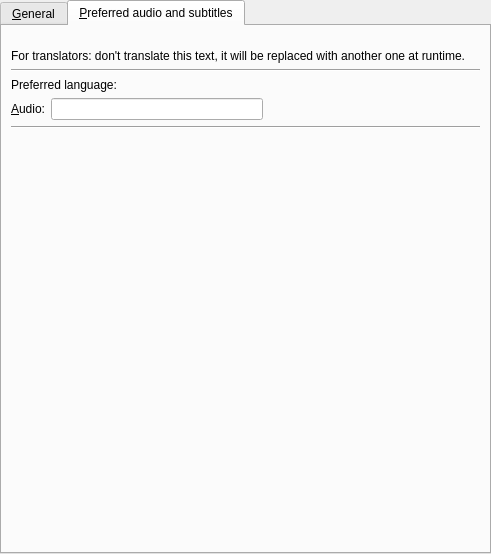
Above: src/gui/pref/general.ui from wilbert2000/wzplayer before the change. Below: the same form after it.
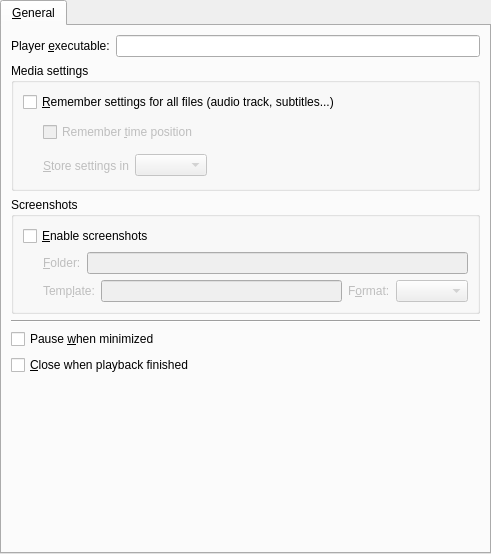
That is the form after the change. The open tabs and pages were chosen to show the change. Custom widgets are drawn as their Qt base class.

Commit message: Moved preferred audio language from general to audio section

```diff
--- a/src/gui/pref/general.ui
+++ b/src/gui/pref/general.ui
@@ -294,112 +294,6 @@
        </item>
       </layout>
      </widget>
-     <widget class="QWidget" name="preferred_tab">
-      <attribute name="title">
-       <string>&amp;Preferred audio and subtitles</string>
-      </attribute>
-      <layout class="QVBoxLayout">
-       <property name="spacing">
-        <number>6</number>
-       </property>
-       <property name="margin">
-        <number>9</number>
-       </property>
-       <item>
-        <widget class="QLabel" name="preferred_desc">
-         <property name="text">
-          <string notr="true">&lt;Here it goes an explanation text&gt;
-For translators: don't translate this text, it will be replaced with another one at runtime.</string>
-         </property>
-         <property name="wordWrap">
-          <bool>true</bool>
-         </property>
-        </widget>
-       </item>
-       <item>
-        <widget class="Line" name="line">
-         <property name="sizePolicy">
-          <sizepolicy hsizetype="Expanding" vsizetype="Fixed">
-           <horstretch>0</horstretch>
-           <verstretch>0</verstretch>
-          </sizepolicy>
-         </property>
-         <property name="orientation">
-          <enum>Qt::Horizontal</enum>
-         </property>
-        </widget>
-       </item>
-       <item>
-        <layout class="QGridLayout">
-         <property name="margin">
-          <number>0</number>
-         </property>
-         <property name="spacing">
-          <number>6</number>
-         </property>
-         <item row="1" column="2">
-          <spacer>
-           <property name="orientation">
-            <enum>Qt::Horizontal</enum>
-           </property>
-           <property name="sizeHint" stdset="0">
-            <size>
-             <width>40</width>
-             <height>20</height>
-            </size>
-           </property>
-          </spacer>
-         </item>
-         <item row="1" column="0">
-          <widget class="QLabel" name="textLabel1_20">
-           <property name="text">
-            <string>&amp;Audio:</string>
-           </property>
-           <property name="alignment">
-            <set>Qt::AlignRight|Qt::AlignTrailing|Qt::AlignVCenter</set>
-           </property>
-           <property name="wordWrap">
-            <bool>false</bool>
-           </property>
-           <property name="buddy">
-            <cstring>audio_lang_edit</cstring>
-           </property>
-          </widget>
-         </item>
-         <item row="1" column="1">
-          <widget class="QLineEdit" name="audio_lang_edit"/>
-         </item>
-         <item row="0" column="0" colspan="3">
-          <widget class="QLabel" name="label_5">
-           <property name="text">
-            <string>Preferred language:</string>
-           </property>
-          </widget>
-         </item>
-        </layout>
-       </item>
-       <item>
-        <widget class="Line" name="line_2">
-         <property name="orientation">
-          <enum>Qt::Horizontal</enum>
-         </property>
-        </widget>
-       </item>
-       <item>
-        <spacer>
-         <property name="orientation">
-          <enum>Qt::Vertical</enum>
-         </property>
-         <property name="sizeHint" stdset="0">
-          <size>
-           <width>20</width>
-           <height>40</height>
-          </size>
-         </property>
-        </spacer>
-       </item>
-      </layout>
-     </widget>
     </widget>
    </item>
   </layout>
```
Left out of the diff: 193 changed lines with no effect on the pictures. The commit also changes 7 other files.
